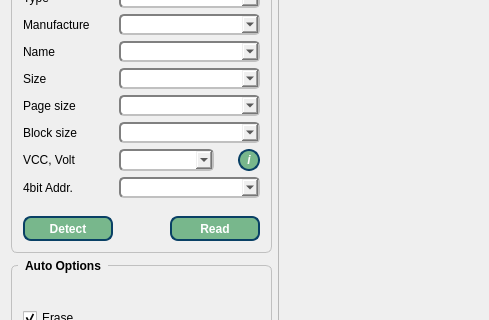
This is IMSProg_programmer/mainwindow.ui in bigbigmdm/IMSProg as Qt 5 draws it before an edit; both pictures show x 0 to 489 and y 90 to 410 of the 900 by 610 pixel window. The edited form follows.
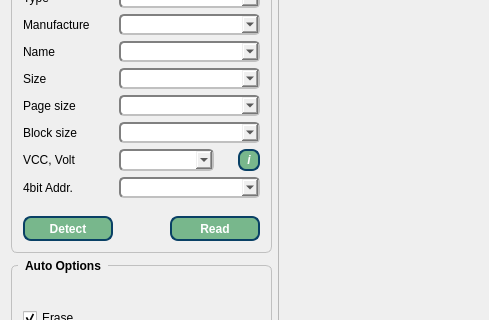
This is the edited form. Icons and pictures are not drawn.

```diff
--- a/IMSProg_programmer/mainwindow.ui
+++ b/IMSProg_programmer/mainwindow.ui
@@ -373,10 +373,13 @@
               </font>
              </property>
              <property name="styleSheet">
-              <string notr="true">color: rgb(255, 255, 255);
+              <string notr="true">QPushButton{
+color: rgb(255, 255, 255);
 background-color: rgb(120, 183, 140);
 border-radius: 20px;
-border: 2px solid #094065;border-radius:11px;font-weight:600;</string>
+border: 2px solid #094065;border-radius:8px;font-weight:600;
+}
+QPushButton::pressed{background-color: rgb(115, 210, 22);}</string>
              </property>
              <property name="text">
               <string>i</string>
```
Left out of the diff: 21 changed lines with no effect on the pictures.
